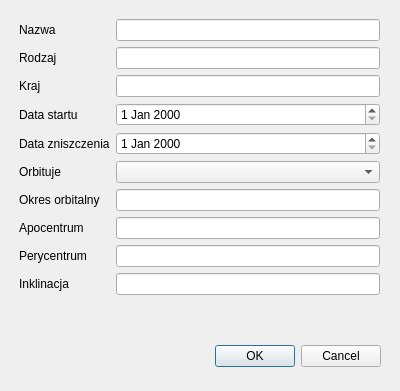
The window that application/gui/form-satellite.ui (Ztrk/database-project) describes before a commit, drawn with Qt 5.
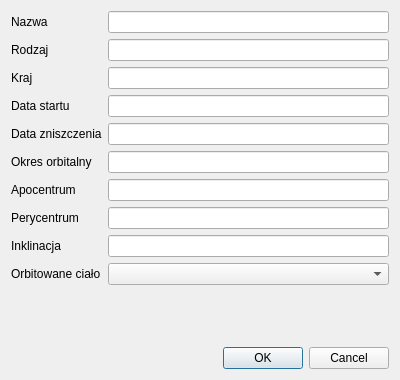
The same window after the commit.

Commit message: Add forms for small bodies and satellites

Patch:
```diff
--- a/application/gui/form-satellite.ui
+++ b/application/gui/form-satellite.ui
@@ -7,37 +7,14 @@
     <x>0</x>
     <y>0</y>
     <width>400</width>
-    <height>391</height>
+    <height>380</height>
    </rect>
   </property>
   <property name="windowTitle">
    <string>Dialog</string>
   </property>
-  <widget class="QDialogButtonBox" name="buttonBox">
-   <property name="geometry">
-    <rect>
-     <x>20</x>
-     <y>340</y>
-     <width>361</width>
-     <height>32</height>
-    </rect>
-   </property>
-   <property name="orientation">
-    <enum>Qt::Horizontal</enum>
-   </property>
-   <property name="standardButtons">
-    <set>QDialogButtonBox::Cancel|QDialogButtonBox::Ok</set>
-   </property>
-  </widget>
-  <widget class="QWidget" name="formLayoutWidget">
-   <property name="geometry">
-    <rect>
-     <x>19</x>
-     <y>19</y>
-     <width>361</width>
-     <height>311</height>
-    </rect>
-   </property>
+  <layout class="QVBoxLayout" name="verticalLayout">
+   <item>
    <layout class="QFormLayout" name="formLayout">
     <item row="0" column="0">
      <widget class="QLabel" name="nazwaLabel">
@@ -76,9 +53,6 @@
       </property>
      </widget>
     </item>
-    <item row="3" column="1">
-     <widget class="QDateEdit" name="dataStartuDateEdit"/>
-    </item>
     <item row="4" column="0">
      <widget class="QLabel" name="dataZniszczeniaLabel">
       <property name="text">
@@ -86,61 +60,88 @@
       </property>
      </widget>
     </item>
-    <item row="4" column="1">
-     <widget class="QDateEdit" name="dataZniszczeniaDateEdit"/>
-    </item>
     <item row="5" column="0">
-     <widget class="QLabel" name="orbitujeLabel">
-      <property name="text">
-       <string>Orbituje</string>
-      </property>
-     </widget>
-    </item>
-    <item row="5" column="1">
-     <widget class="QComboBox" name="orbitujeComboBox"/>
-    </item>
-    <item row="6" column="0">
      <widget class="QLabel" name="okresOrbitalnyLabel">
       <property name="text">
        <string>Okres orbitalny</string>
       </property>
      </widget>
     </item>
-    <item row="6" column="1">
-     <widget class="QLineEdit" name="okresOrbitalnyLineEdit"/>
-    </item>
-    <item row="7" column="0">
+     <item row="5" column="1">
+      <widget class="QLineEdit" name="period_edit"/>
+     </item>
+     <item row="6" column="0">
      <widget class="QLabel" name="apocentrumLabel">
       <property name="text">
        <string>Apocentrum</string>
       </property>
      </widget>
     </item>
-    <item row="7" column="1">
-     <widget class="QLineEdit" name="apocentrumLineEdit"/>
-    </item>
-    <item row="8" column="0">
+     <item row="6" column="1">
+      <widget class="QLineEdit" name="apoapsis_edit"/>
+     </item>
+     <item row="7" column="0">
      <widget class="QLabel" name="perycentrumLabel">
       <property name="text">
        <string>Perycentrum</string>
       </property>
      </widget>
     </item>
-    <item row="8" column="1">
-     <widget class="QLineEdit" name="perycentrumLineEdit"/>
-    </item>
-    <item row="9" column="0">
+     <item row="7" column="1">
+      <widget class="QLineEdit" name="periapsis_edit"/>
+     </item>
+     <item row="8" column="0">
      <widget class="QLabel" name="inklinacjaLabel">
       <property name="text">
        <string>Inklinacja</string>
       </property>
      </widget>
     </item>
+     <item row="8" column="1">
+      <widget class="QLineEdit" name="inclination_edit"/>
+     </item>
+     <item row="9" column="0">
+      <widget class="QLabel" name="orbitujeLabel">
+       <property name="text">
+        <string>Orbitowane ciało</string>
+       </property>
+      </widget>
+     </item>
     <item row="9" column="1">
-     <widget class="QLineEdit" name="inklinacjaLineEdit"/>
-    </item>
-   </layout>
-  </widget>
+      <widget class="QComboBox" name="orbited_body_edit"/>
+     </item>
+     <item row="3" column="1">
+      <widget class="QLineEdit" name="start_date_edit"/>
+     </item>
+     <item row="4" column="1">
+      <widget class="QLineEdit" name="end_date_edit"/>
+     </item>
+    </layout>
+   </item>
+   <item>
+    <widget class="QLabel" name="error_label">
+     <property name="styleSheet">
+      <string notr="true">color: rgb(239, 41, 41);</string>
+     </property>
+     <property name="text">
+      <string/>
+     </property>
+     <property name="wordWrap">
+      <bool>true</bool>
+     </property>
+    </widget>
+   </item>
+   <item>
+    <widget class="QDialogButtonBox" name="button_box">
+     <property name="orientation">
+      <enum>Qt::Horizontal</enum>
+     </property>
+     <property name="standardButtons">
+      <set>QDialogButtonBox::Cancel|QDialogButtonBox::Ok</set>
+     </property>
+    </widget>
+   </item>
+  </layout>
  </widget>
  <resources/>
  <connections>
```
Left out of the diff: 24 changed lines with no effect on the pictures. Lines whose indentation alone changed are shown as unchanged. The commit also changes 3 other files.
